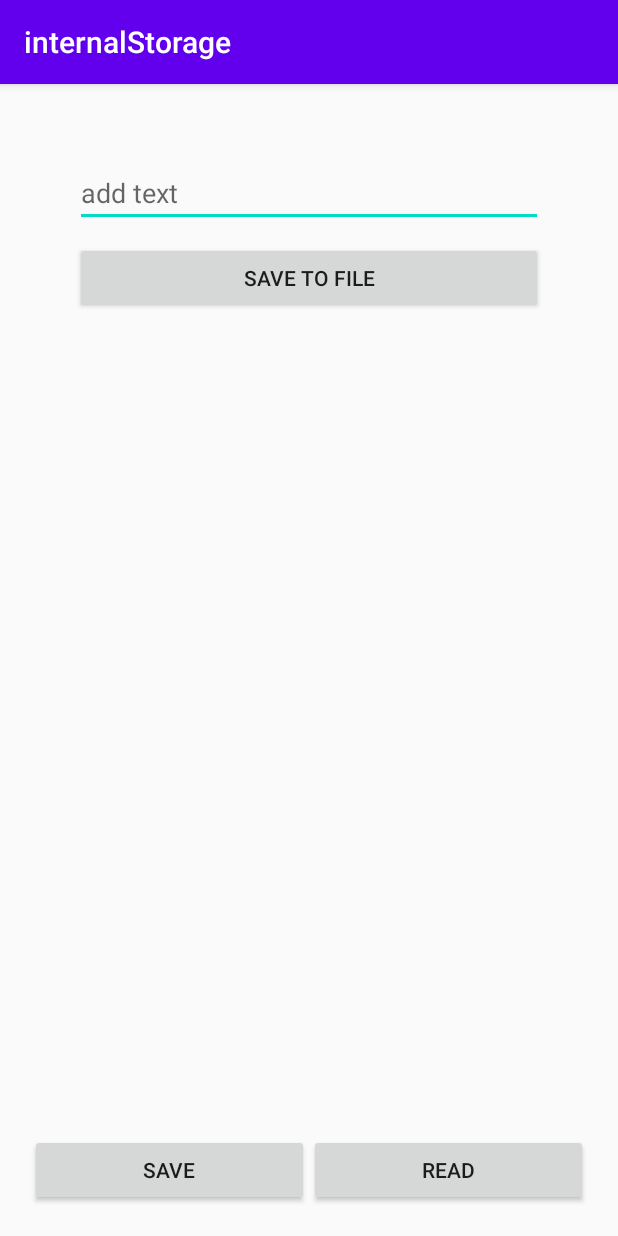
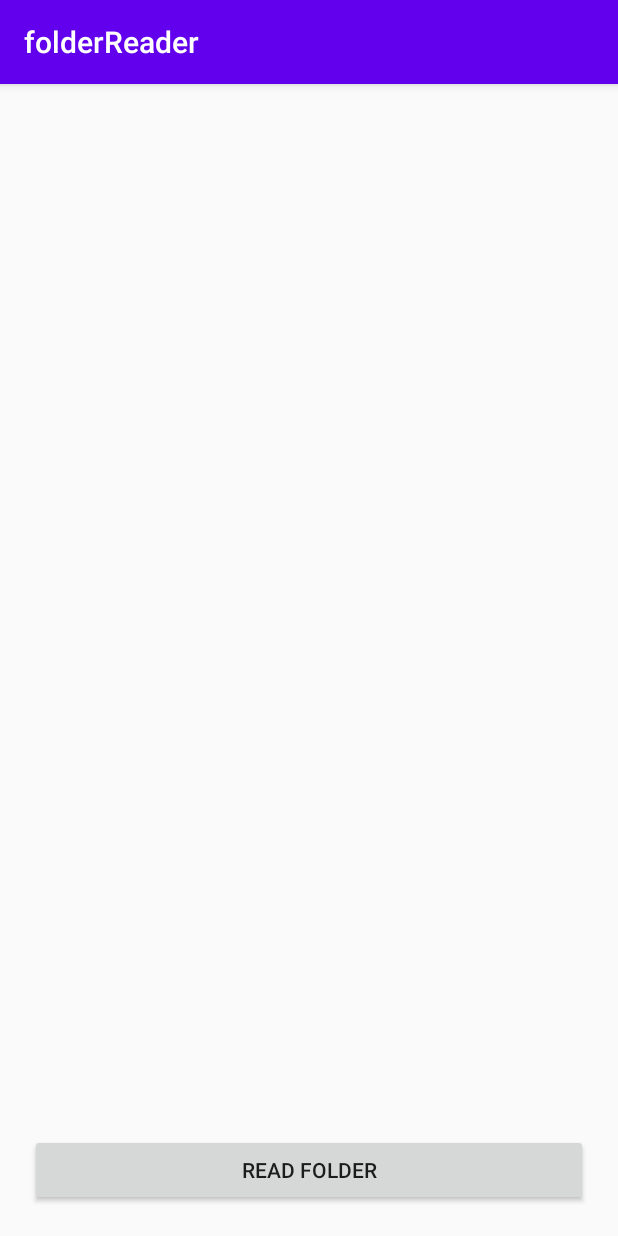
Before and after one commit to Mariinsky/mobile2020, an Android app: the screen it shows after launch (MainActivity), on a phone screen of 412 x 824 dp. Run offline under Robolectric (Android 15) with nearby library versions, the phone set to English and light mode, and no system bars; our stand-ins replace RxJava.

Commit message:
folders reader

```diff
--- a/app/build.gradle
+++ b/app/build.gradle
@@ -30,11 +30,13 @@ dependencies {
     implementation 'androidx.core:core-ktx:1.3.1'
     implementation 'androidx.appcompat:appcompat:1.2.0'
     implementation 'androidx.constraintlayout:constraintlayout:2.0.1'
+    implementation 'androidx.documentfile:documentfile:1.0.1'
     testImplementation 'junit:junit:4.12'
     androidTestImplementation 'androidx.test.ext:junit:1.1.2'
     androidTestImplementation 'androidx.test.espresso:espresso-core:3.3.0'
     //
     implementation 'com.google.android.material:material:1.2.0'
-    implementation 'io.reactivex.rxjava3:rxkotlin:3.0.0'
-    implementation 'io.reactivex.rxjava3:rxandroid:3.0.0'
+    implementation 'io.reactivex.rxjava2:rxandroid:2.1.1'
+    implementation 'io.reactivex.rxjava2:rxkotlin:2.4.0'
+
 }
--- a/app/src/main/AndroidManifest.xml
+++ b/app/src/main/AndroidManifest.xml
@@ -15,7 +15,6 @@
         <activity android:name=".MainActivity">
             <intent-filter>
                 <action android:name="android.intent.action.MAIN" />
-
                 <category android:name="android.intent.category.LAUNCHER" />
             </intent-filter>
         </activity>
--- a/app/src/main/java/com/example/threadingnetwork/MainActivity.kt
+++ b/app/src/main/java/com/example/threadingnetwork/MainActivity.kt
@@ -1,120 +1,86 @@
 package com.example.threadingnetwork
 
-import android.content.Context
+import android.app.Activity
+
+import android.content.Intent
+import android.net.Uri
+import android.os.Build
 import android.os.Bundle
-import android.view.LayoutInflater
-import android.view.View
-import android.view.ViewGroup
-import android.view.inputmethod.InputMethodManager
+
+import androidx.documentfile.provider.DocumentFile
+import androidx.annotation.RequiresApi
 import androidx.appcompat.app.AppCompatActivity
-import androidx.fragment.app.Fragment
+import io.reactivex.android.schedulers.AndroidSchedulers
+import io.reactivex.disposables.CompositeDisposable
+import io.reactivex.rxkotlin.addTo
+import io.reactivex.schedulers.Schedulers.io
+import io.reactivex.subjects.PublishSubject
 import kotlinx.android.synthetic.main.activity_main.*
-import kotlinx.android.synthetic.main.fragment_save.*
-import kotlinx.android.synthetic.main.fragment_save.view.*
-import kotlinx.android.synthetic.main.frament_read.view.*
 
-internal const val FILENAME = "myFile.txt"
 
 class MainActivity : AppCompatActivity() {
+    private val scanFiles = PublishSubject.create<Uri>()
+    private val compositeDisposable = CompositeDisposable()
+    private var files = ""
 
+    @RequiresApi(Build.VERSION_CODES.O)
     override fun onCreate(savedInstanceState: Bundle?) {
         super.onCreate(savedInstanceState)
         setContentView(R.layout.activity_main)
-        title = "internalStorage"
+        title = "folderReader"
 
-        if (savedInstanceState == null) {
-            supportFragmentManager
-                .beginTransaction()
-                .add(R.id.root_layout, SaveFragment.newInstance(), "save")
-                .commit()
+        read_button.setOnClickListener {
+            openDirectory()
         }
 
-        save_button.setOnClickListener {
-            val frag = supportFragmentManager.findFragmentByTag("save")
-            val manager = supportFragmentManager.beginTransaction()
-            if (frag != null && frag.isVisible) {
-                manager.replace(R.id.root_layout, frag, "save").commit()
-            } else {
-                manager
-                    .replace(R.id.root_layout, SaveFragment.newInstance(), "save")
-                    .addToBackStack(null)
-                    .commit()
+        scanFiles
+            .subscribeOn(io())
+            .observeOn(io())
+            .map {
+                documentTree(it)
             }
+            .observeOn(AndroidSchedulers.mainThread())
+            .subscribe {
+                files += it
+                files_list.text = files
+            }
+            .addTo(compositeDisposable)
+
+    }
+
+    @RequiresApi(Build.VERSION_CODES.O)
+    fun openDirectory() {
+        val intent = Intent(Intent.ACTION_OPEN_DOCUMENT_TREE).apply {
+            flags = Intent.FLAG_GRANT_READ_URI_PERMISSION
         }
 
-        read_button.setOnClickListener {
-            val frag = supportFragmentManager.findFragmentByTag("read")
-            val manager = supportFragmentManager  .beginTransaction()
-            if (frag != null && frag.isVisible) {
-                manager.replace(R.id.root_layout, frag, "read").commit()
-            } else {
-                manager
-                    .replace(R.id.root_layout, ReadFragment.newInstance(), "read")
-                    .addToBackStack(null)
-                    .commit()
+        startActivityForResult(intent, 1)
+    }
+
+    override fun onActivityResult(
+        requestCode: Int, resultCode: Int, resultData: Intent?) {
+        super.onActivityResult(requestCode, resultCode, resultData)
+        if (requestCode == 1
+            && resultCode == Activity.RESULT_OK) {
+            resultData?.data?.also { uri ->
+                scanFiles.onNext(uri)
             }
-        }
-
-    }
-}
-
-class SaveFragment : Fragment() {
-
-    companion object {
-        fun newInstance(): SaveFragment {
-            return SaveFragment()
         }
     }
 
-    override fun onCreateView(
-        inflater: LayoutInflater,
-        container: ViewGroup?,
-        savedInstanceState: Bundle?
-    ): View? {
-        val view = inflater.inflate(R.layout.fragment_save, container, false)
-
-        view.save_to_file_button.setOnClickListener {
-            context?.openFileOutput(FILENAME, Context.MODE_APPEND).use {
-                it?.write("${text_input.text}\n".toByteArray())
+    private fun documentTree(u: Uri): String {
+        val documentsTree =  DocumentFile.fromTreeUri(application, u)
+        val childDocuments = documentsTree?.listFiles()
+        var string = ""
+        childDocuments?.forEach {
+            if (it.isDirectory) {
+                string += "FOLDER: ${it.name}\n"
+                scanFiles.onNext(it.uri)
+            } else {
+                string += "FILE: ${it.name}\n"
             }
-            text_input.text.clear()
-            text_feedback.text = "File Saved"
-            hideKeyboard()
         }
-        return view
-    }
-
-    private fun hideKeyboard() {
-        val view = activity!!.currentFocus
-        if (view != null) {
-            val inputManager: InputMethodManager =
-                activity!!.getSystemService(Context.INPUT_METHOD_SERVICE) as InputMethodManager
-            inputManager.hideSoftInputFromWindow(
-                view.windowToken,
-                InputMethodManager.HIDE_NOT_ALWAYS
-            )
-        }
-    }
-}
-
-class ReadFragment : Fragment() {
-
-    companion object {
-        fun newInstance(): ReadFragment {
-            return ReadFragment()
-        }
-    }
-
-    override fun onCreateView(
-        inflater: LayoutInflater,
-        container: ViewGroup?,
-        savedInstanceState: Bundle?
-    ): View? {
-        val view = inflater.inflate(R.layout.frament_read, container, false)
-        view.text_from_file.text = context?.openFileInput(FILENAME)?.bufferedReader().use {
-                it?.readText() ?: getString(R.string.read_file_failed)
-        }
-        return view
+        return string
     }
 
 }
--- a/app/src/main/res/layout/activity_main.xml
+++ b/app/src/main/res/layout/activity_main.xml
@@ -8,33 +8,22 @@
     android:padding="20dp"
     tools:context=".MainActivity">
 
-    <FrameLayout
-        android:padding="10dp"
-        android:id="@+id/root_layout"
-        android:layout_width="match_parent"
-        android:layout_height="0dp"
-        android:layout_weight="1" />
-
-    <LinearLayout
+    <ScrollView
         android:layout_width="match_parent"
         android:layout_height="wrap_content"
-        android:orientation="horizontal"
-        android:layout_gravity="bottom">
+        android:layout_weight="1">
+    <TextView
+        android:id="@+id/files_list"
+        android:layout_width="match_parent"
+        android:layout_height="wrap_content"
 
-        <Button
-            android:id="@+id/save_button"
-            android:layout_width="wrap_content"
-            android:layout_height="wrap_content"
-            android:layout_weight="1"
-            android:text="@string/save" />
-
+        />
+    </ScrollView>
         <Button
             android:id="@+id/read_button"
-            android:layout_width="wrap_content"
+            android:layout_width="match_parent"
             android:layout_height="wrap_content"
-            android:layout_weight="1"
-            android:text="@string/read" />
+            android:text="read folder" />
 
-    </LinearLayout>
 
 </LinearLayout>
```
